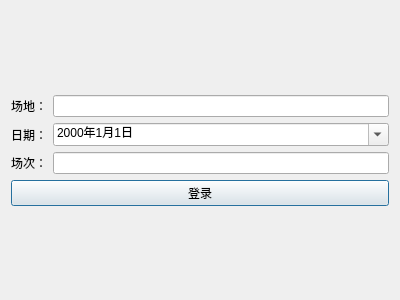
First picture: the form in wx/QWxLogin.ui, repository weibo6631352/wx, before the edit.
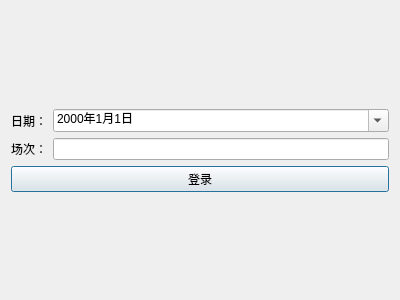
Second picture: the form after the edit.

Commit message: 1，增加场地代理配置载入

Patch:
```diff
--- a/wx/QWxLogin.ui
+++ b/wx/QWxLogin.ui
@@ -28,18 +28,7 @@
     </spacer>
    </item>
    <item>
-    <layout class="QHBoxLayout" name="horizontalLayout_9">
-     <item>
-      <widget class="QLabel" name="label_9">
-       <property name="text">
-        <string>场地：</string>
-       </property>
-      </widget>
-     </item>
-     <item>
-      <widget class="QLineEdit" name="lineEdit_settitle"/>
-     </item>
-    </layout>
+    <layout class="QHBoxLayout" name="horizontalLayout_9"/>
    </item>
    <item>
     <layout class="QHBoxLayout" name="horizontalLayout_2">
```
The commit also changes 10 other files.
